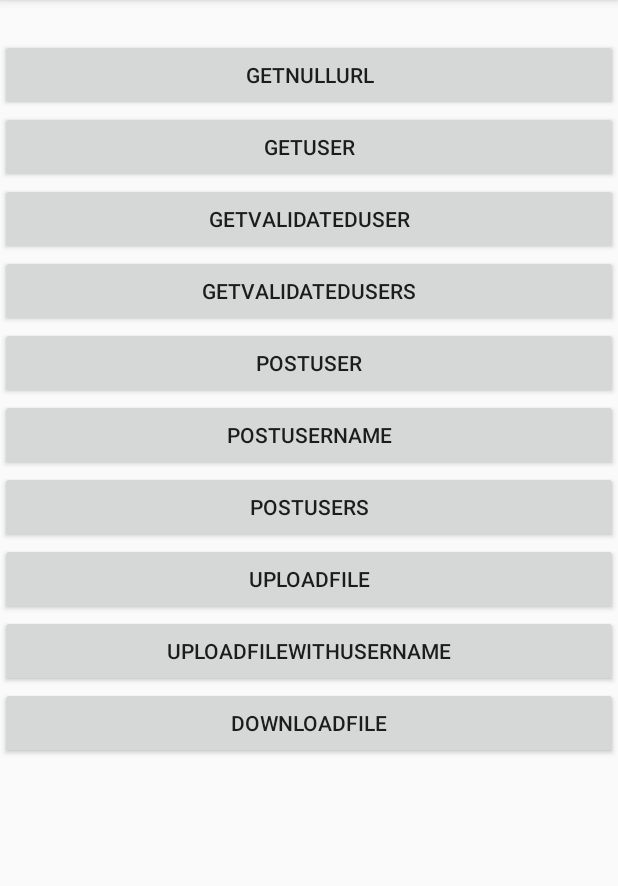
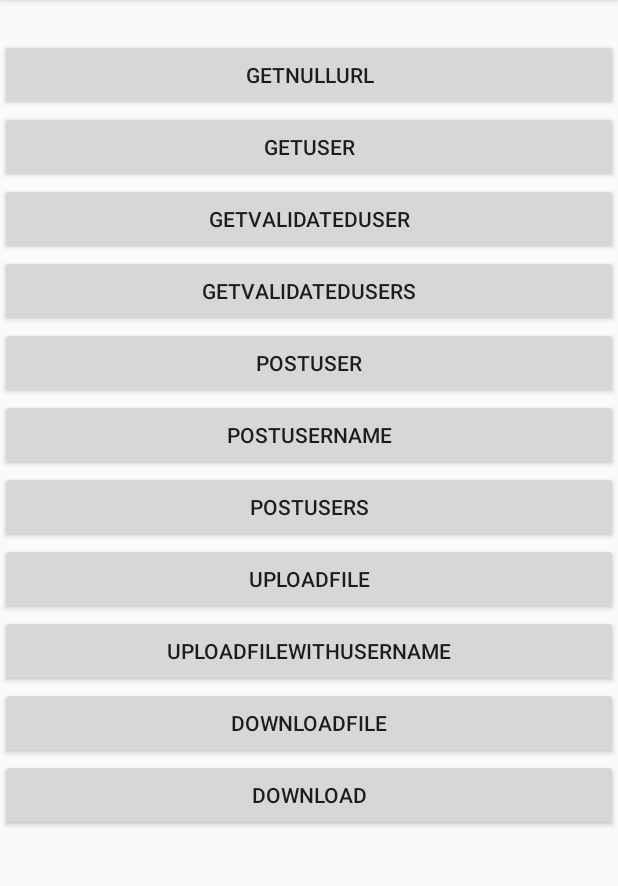
Before and after one commit to haipinghuang/retrofitdemo, an Android app: the screen it shows after launch (RetrofitActivity), on a phone screen of 412 x 824 dp, the part 84-970 px from its top. Run offline under Robolectric (Android 15) with nearby library versions, the phone set to English and light mode, and no system bars; libraries missing offline, so code that uses them is left out: com.franmontiel.persistentcookiejar; 4 statements that could not run were skipped.

Commit message:
retrofit 文件上传OK，文件下载有问题

```diff
--- a/app/src/main/java/com/retrofit_test/api/RetrofitApi.java
+++ b/app/src/main/java/com/retrofit_test/api/RetrofitApi.java
@@ -19,6 +19,7 @@ import retrofit2.http.Part;
 import retrofit2.http.Path;
 import retrofit2.http.Query;
 import retrofit2.http.Streaming;
+import retrofit2.http.Url;
 
 /**
  * Created by 黄海 on 4/8/2017.
@@ -63,4 +64,8 @@ public interface RetrofitApi {
     @GET("downloadFile")
     @Streaming
     Hcall<ResponseBody> downloadFile(@Query("fileName") String filename);
+
+    @GET
+    @Streaming
+    Hcall<ResponseBody> download(@Url String url);
 }
--- a/app/src/main/java/com/retrofit_test/http/LoggingIntercepror.java
+++ b/app/src/main/java/com/retrofit_test/http/LoggingIntercepror.java
@@ -24,7 +24,7 @@ public class LoggingIntercepror implements Interceptor {
         MediaType contentType = response.body().contentType();
         String responseBody = response.body().string();
         StringBuilder stringBuilder = new StringBuilder("code=" + response.code() + " || isSuccessful=" + response.isSuccessful() + " || message=" + response.message() + " || contentType=" + contentType);
-        if (!contentType.toString().contains("octet-stream"))//such as contentType=application/octet-stream
+        if (!contentType.toString().contains("octet-stream")&&!contentType.toString().contains("package-archive"))//such as contentType=application/octet-stream
             stringBuilder.append(" ||\nresponseBody=" + responseBody);
         Logger.i("响应结果:", stringBuilder.toString());
         ResponseBody body = ResponseBody.create(contentType, responseBody);
--- a/app/src/main/res/layout/activity_retrofit.xml
+++ b/app/src/main/res/layout/activity_retrofit.xml
@@ -92,6 +92,12 @@
                 android:layout_height="wrap_content"
                 android:onClick="click"
                 android:text="downloadFile" />
+            <Button
+                android:id="@+id/download"
+                android:layout_width="match_parent"
+                android:layout_height="wrap_content"
+                android:onClick="click"
+                android:text="download" />
         </LinearLayout>
     </ScrollView>
 </LinearLayout>
```
Also changed, not shown: app/src/main/java/com/retrofit_test/ui/RetrofitActivity.java (+23 -35 lines), app/src/main/java/com/retrofit_test/util/FileUtils.java (added, +49 -0 lines).
